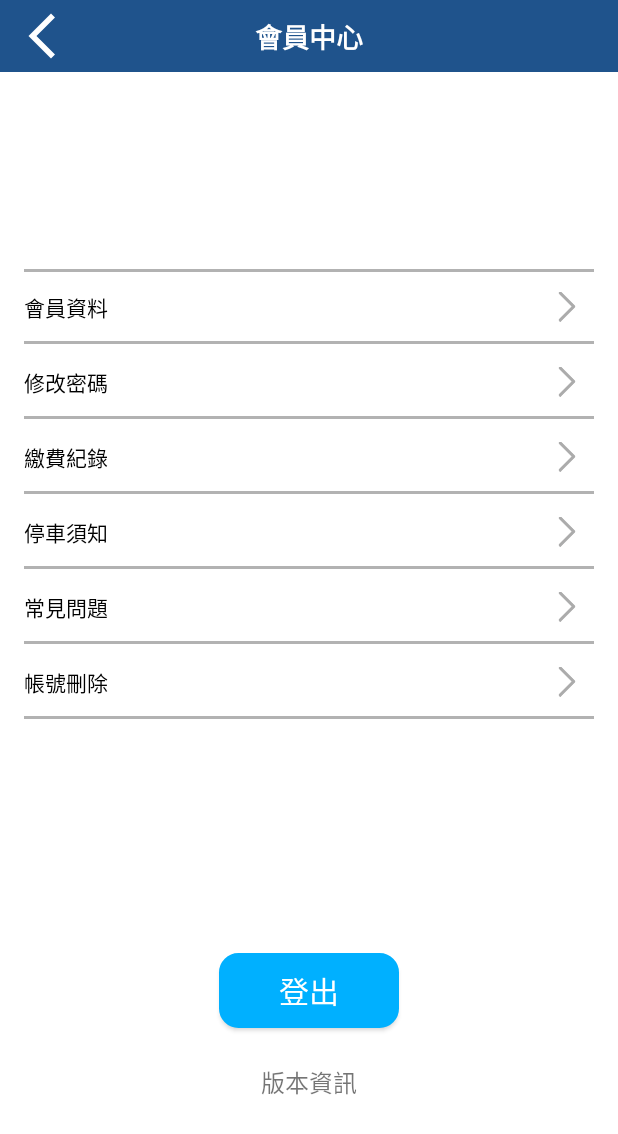
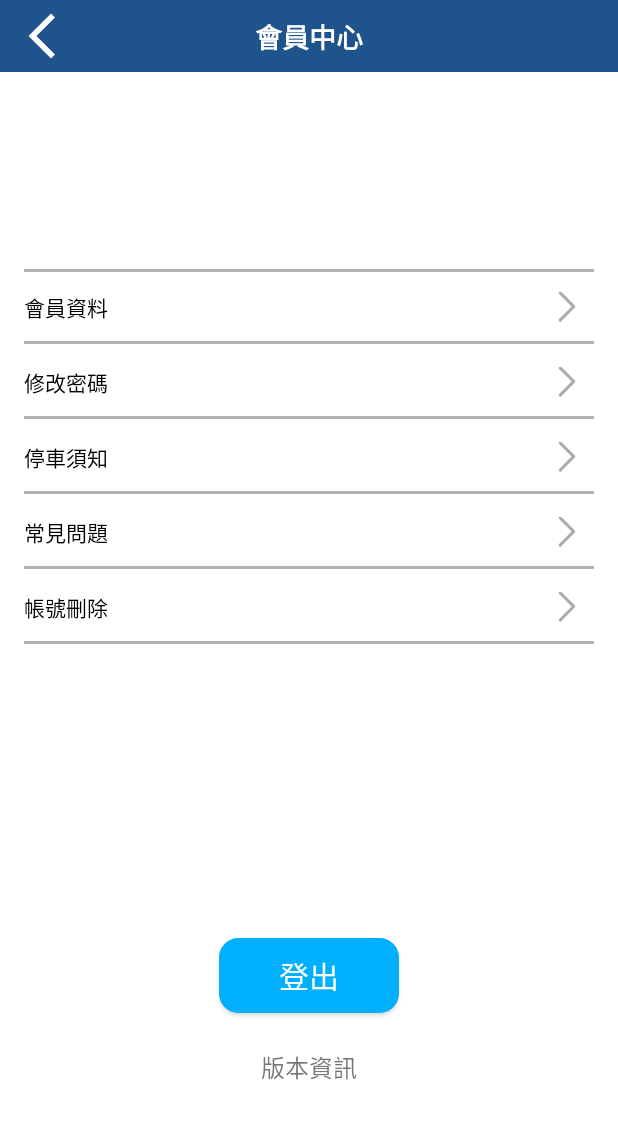
Before and after one commit to jacky7612/android_nantoupass, an Android app: the MemberFragment screen opened through its navigation route, on a phone screen of 412 x 824 dp. Shown: the top 1134 px of the screen. Run offline under Robolectric (Android 15) with nearby library versions, the light colour scheme and no system bars; libraries missing offline, so code that uses them is left out: com.youth.banner; pictures from the network do not load; 7 statements that could not run were skipped.

Commit message:
拿掉繳費記錄

```diff
--- a/app/src/main/res/layout/fragment_member.xml
+++ b/app/src/main/res/layout/fragment_member.xml
@@ -177,10 +177,12 @@
 <!--    </androidx.constraintlayout.widget.ConstraintLayout>-->
 
     <androidx.constraintlayout.widget.ConstraintLayout
+        android:visibility="gone"
         android:id="@+id/member_fee_record_constraintLayout"
         android:layout_width="0dp"
         android:layout_height="50dp"
         app:layout_constraintEnd_toEndOf="parent"
+        app:layout_constraintHorizontal_bias="0.0"
         app:layout_constraintStart_toStartOf="parent"
         app:layout_constraintTop_toBottomOf="@+id/member_password_constraintLayout">
 
```
